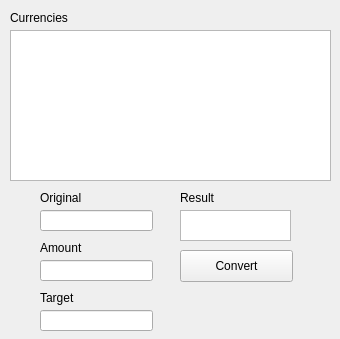
Black-Jackal13/Currency_Converter, file Converter/gui/gui.ui: the form before one commit.
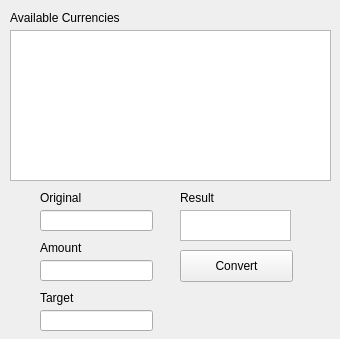
The form after the commit.

Patch:
```diff
--- a/Converter/gui/gui.ui
+++ b/Converter/gui/gui.ui
@@ -29,12 +29,12 @@
      <rect>
       <x>10</x>
       <y>10</y>
-      <width>81</width>
+      <width>141</width>
       <height>16</height>
      </rect>
     </property>
     <property name="text">
-     <string>Currencies</string>
+     <string>Available Currencies</string>
     </property>
    </widget>
    <widget class="QPushButton" name="convert_button">
```
